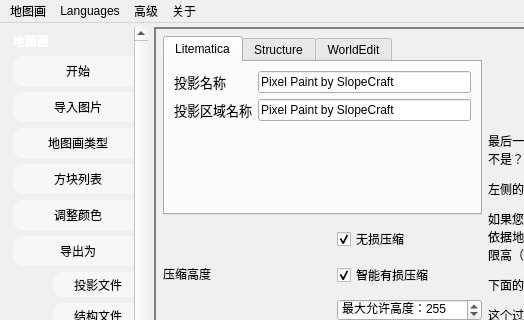
Before: the Qt Designer form SlopeCraftMain/mainwindow.ui in SlopeCraft/SlopeCraft, drawn with Qt 5; both pictures show x 0 to 524 and y 0 to 320 of the 960 by 540 pixel window.
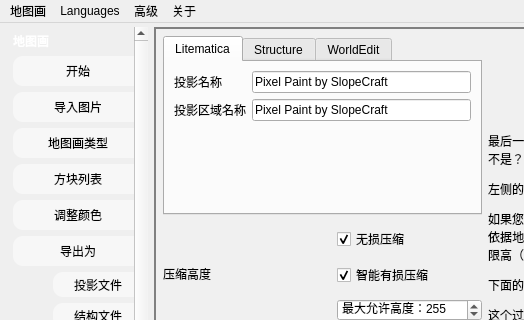
After: the same form once the commit is applied. The open tabs and pages were chosen to show the change. Icons and pictures are not drawn.

Diff of the .ui file:
```diff
--- a/SlopeCraftMain/mainwindow.ui
+++ b/SlopeCraftMain/mainwindow.ui
@@ -2724,7 +2724,7 @@
                <widget class="QLabel" name="label_3">
                 <property name="font">
                  <font>
-                  <pointsize>10</pointsize>
+                  <pointsize>9</pointsize>
                  </font>
                 </property>
                 <property name="text">
@@ -2743,7 +2743,7 @@
                <widget class="QLabel" name="label">
                 <property name="font">
                  <font>
-                  <pointsize>10</pointsize>
+                  <pointsize>9</pointsize>
                  </font>
                 </property>
                 <property name="text">
```
Left out of the diff: 27 changed lines with no effect on the pictures.
